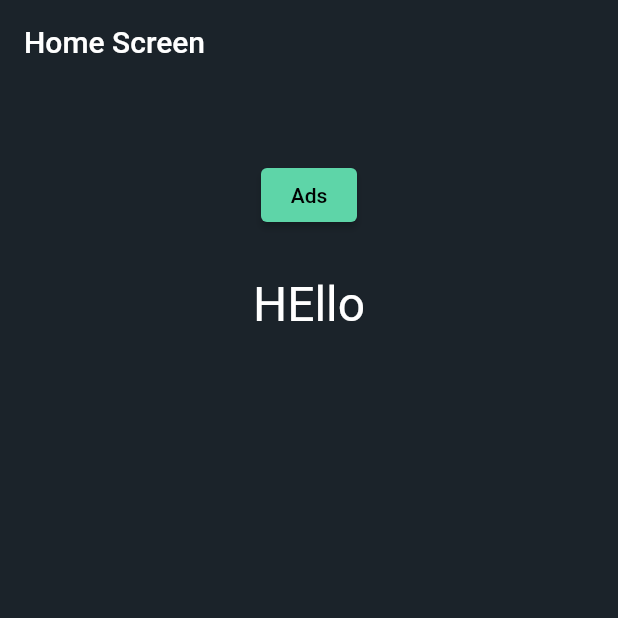
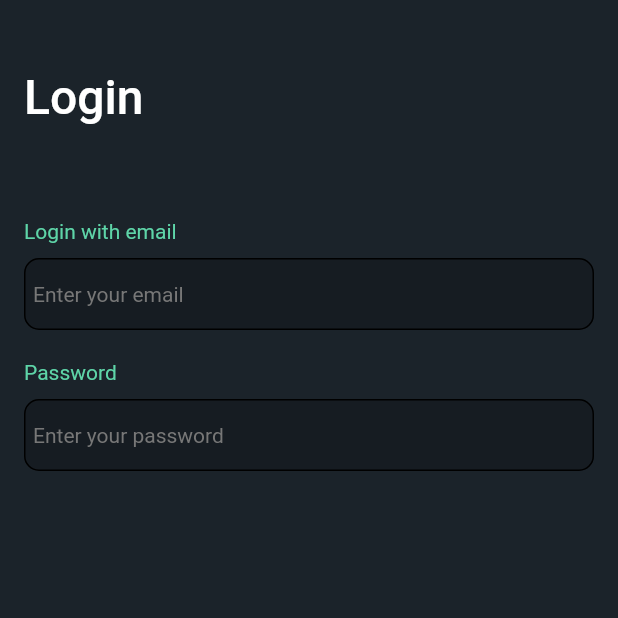
Before and after one commit to ahmadexe/FarmGo-Mobile-App, a Flutter app: the screen it shows after launch, on a phone screen of 412 x 824 dp, the top half of it. Run offline on Flutter 3.47's test engine with Material 2 defaults, Android fonts, the phone set to English and light mode, and no system bars; drawn by our look-alikes of flutter_form_builder; our stand-ins replace bloc, firebase_core, flutter_bloc, form_builder_validators; accounts and stored records are empty.

Commit message:
work going on login screen ui

```diff
--- a/lib/configs/defined_colors.dart
+++ b/lib/configs/defined_colors.dart
@@ -5,3 +5,4 @@ var buttonTextColorLight = const Color.fromRGBO(255, 255, 255, 1);
 var gotoTextColorLight = const Color.fromRGBO(27, 35, 42, 1);
 var gotoTextColorDark = const Color.fromRGBO(94, 213, 168, 1);
 var fieldContrastDark = const Color.fromRGBO(22, 28, 34, 1);
+var textColorGrey = const Color.fromRGBO(119, 119, 119, 1);
--- a/lib/configs/spaces.dart
+++ b/lib/configs/spaces.dart
@@ -1,12 +1,16 @@
 class AppSpaces {
-  late int y1;
-  late int y2;
-  late int x1;
-  late int x2;
+  late double y1;
+  late double y2;
+  late double y3;
+  late double y4;
+  late double x1;
+  late double x2;
 
   init() {
     y1 = 40;
-    y2 = 10;
+    y2 = 30;
+    y3 = 20;
+    y4 = 10;
     x1 = 40;
     x2 = 10;
   }
--- a/lib/main.dart
+++ b/lib/main.dart
@@ -3,6 +3,7 @@ import 'package:farmgo/firebase_options.dart';
 import 'package:farmgo/global/themes.dart';
 import 'package:farmgo/providers/app_provider.dart';
 import 'package:farmgo/screens/home_screen.dart';
+import 'package:farmgo/screens/login_screen.dart';
 import 'package:firebase_core/firebase_core.dart';
 import 'package:flutter/material.dart';
 import 'package:flutter_bloc/flutter_bloc.dart';
@@ -27,12 +28,11 @@ class MyApp extends StatelessWidget {
         ChangeNotifierProvider(create: (_) => AppProvider())
       ],
       child: BlocBuilder<SwitchCubit, SwitchState>(
-
         builder: (context, state) {
           AppProvider app = AppProvider.state(context);
           app.init();
           return MaterialApp(
-            home: const HomeScreen(),
+            home: const LoginScreen(),
             theme: state.flag? appThemeData[AppThemes.dark] : appThemeData[AppThemes.light],
           );
         },
--- /dev/null
+++ b/lib/screens/login_screen.dart
@@ -0,0 +1,99 @@
+import 'package:farmgo/configs/defined_colors.dart';
+import 'package:farmgo/providers/app_provider.dart';
+import 'package:farmgo/static/constants.dart';
+import 'package:flutter/material.dart';
+import 'package:flutter_form_builder/flutter_form_builder.dart';
+import 'package:form_builder_validators/form_builder_validators.dart';
+
+class LoginScreen extends StatelessWidget {
+  const LoginScreen({super.key});
+  @override
+  Widget build(BuildContext context) {
+    final _loginFormKey = GlobalKey<FormBuilderState>();
+    AppProvider app = AppProvider.state(context);
+    return Scaffold(
+      appBar: AppBar(
+        toolbarHeight: AppConstants.toolbarHeightDefault,
+        elevation: 0,
+        title: Text("Login", style: app.text.h1),
+      ),
+      body: Padding(
+        padding: const EdgeInsets.all(16.0),
+        child: Column(
+          children: [
+            // SizedBox(height: app.space.y2),
+            FormBuilder(
+                key: _loginFormKey,
+                child: Column(
+                  crossAxisAlignment: CrossAxisAlignment.start,
+                  children: [
+                    Text(
+                      "Login with email",
+                      style: app.text.t2.copyWith(color: gotoTextColorDark),
+                    ),
+                    SizedBox(height: app.space.y4),
+                    FormBuilderTextField(
+                      name: 'email',
+                      cursorColor: textColorGrey,
+                      textCapitalization: TextCapitalization.sentences,
+                      style: app.text.t2,
+                      decoration: InputDecoration(
+                        contentPadding: const EdgeInsets.symmetric(horizontal: 6,vertical: 6),
+                        filled: true,
+                        fillColor: fieldContrastDark,
+                        hintText: 'Enter your email',
+                        hintStyle: app.text.t2.copyWith(color: textColorGrey),
+                        enabledBorder: const OutlineInputBorder(
+                          borderRadius: BorderRadius.all(Radius.circular(10)),
+                        ),
+                        focusedBorder: OutlineInputBorder(
+                          borderSide: BorderSide(color: fieldContrastDark),
+                          borderRadius:
+                              const BorderRadius.all(Radius.circular(10)),
+                        ),
+                      ),
+                      validator: FormBuilderValidators.compose([
+                        FormBuilderValidators.email(),
+                        FormBuilderValidators.required()
+                      ]),
+                    ),
+                    SizedBox(height: app.space.y3),
+                    Text(
+                      "Password",
+                      style: app.text.t2.copyWith(color: gotoTextColorDark),
+                    ),
+                    SizedBox(height: app.space.y4),
+                    FormBuilderTextField(
+                      obscureText: true,
+                      name: 'password',
+                      cursorColor: textColorGrey,
+                      textCapitalization: TextCapitalization.sentences,
+                      style: app.text.t2,
+                      decoration: InputDecoration(
+                        contentPadding: const EdgeInsets.symmetric(horizontal: 6,vertical: 6),
+                        filled: true,
+                        fillColor: fieldContrastDark,
+                        hintText: 'Enter your password',
+                        hintStyle: app.text.t2.copyWith(color: textColorGrey),
+                        enabledBorder: const OutlineInputBorder(
+                          borderRadius: BorderRadius.all(Radius.circular(10)),
+                        ),
+                        focusedBorder: OutlineInputBorder(
+                          borderSide: BorderSide(color: fieldContrastDark),
+                          borderRadius:
+                              const BorderRadius.all(Radius.circular(10)),
+                        ),
+                      ),
+                      validator: FormBuilderValidators.compose([
+                        FormBuilderValidators.minLength(6),
+                        FormBuilderValidators.required()
+                      ]),
+                    ),
+                  ],
+                ))
+          ],
+        ),
+      ),
+    );
+  }
+}
--- /dev/null
+++ b/lib/static/constants.dart
@@ -0,0 +1,3 @@
+class AppConstants {
+  static const double toolbarHeightDefault = 130;
+}
--- a/pubspec.yaml
+++ b/pubspec.yaml
@@ -50,6 +50,10 @@ dependencies:
 
   # Provider State management
   provider: ^6.0.4
+
+  # Forms
+  flutter_form_builder: ^7.7.0
+  form_builder_validators: ^8.4.0
 
 
 dev_dependencies:
```
Also changed, not shown: lib/screens/signup_screen.dart (added), pubspec.lock.
